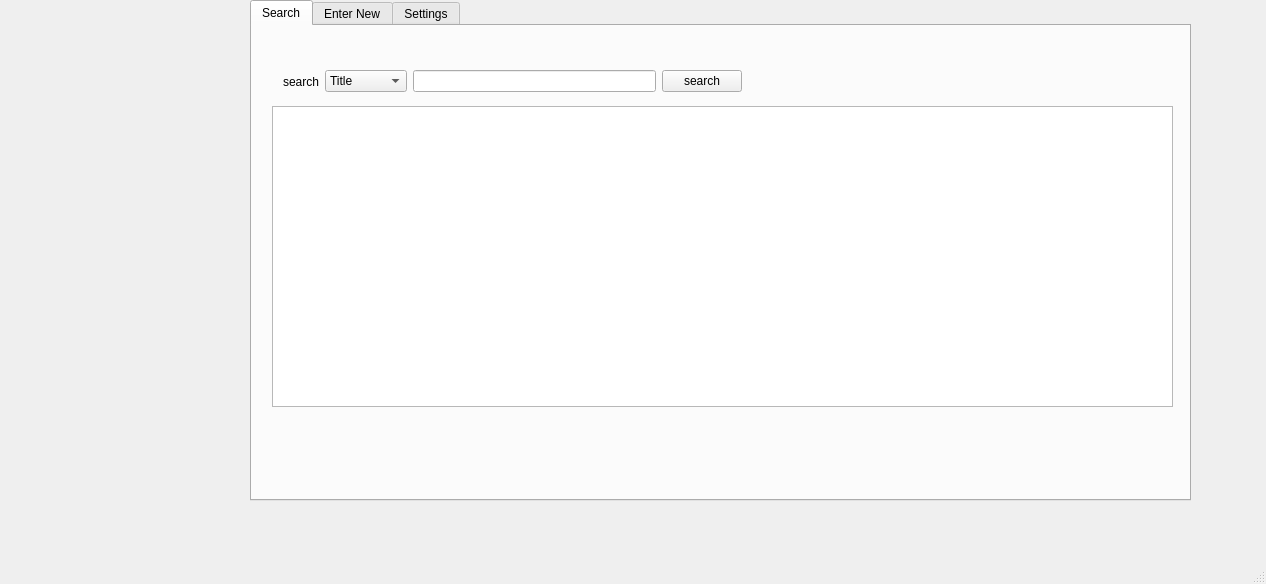
Qt form mainwindow.ui (vince-br-549/PubStor) before a commit.
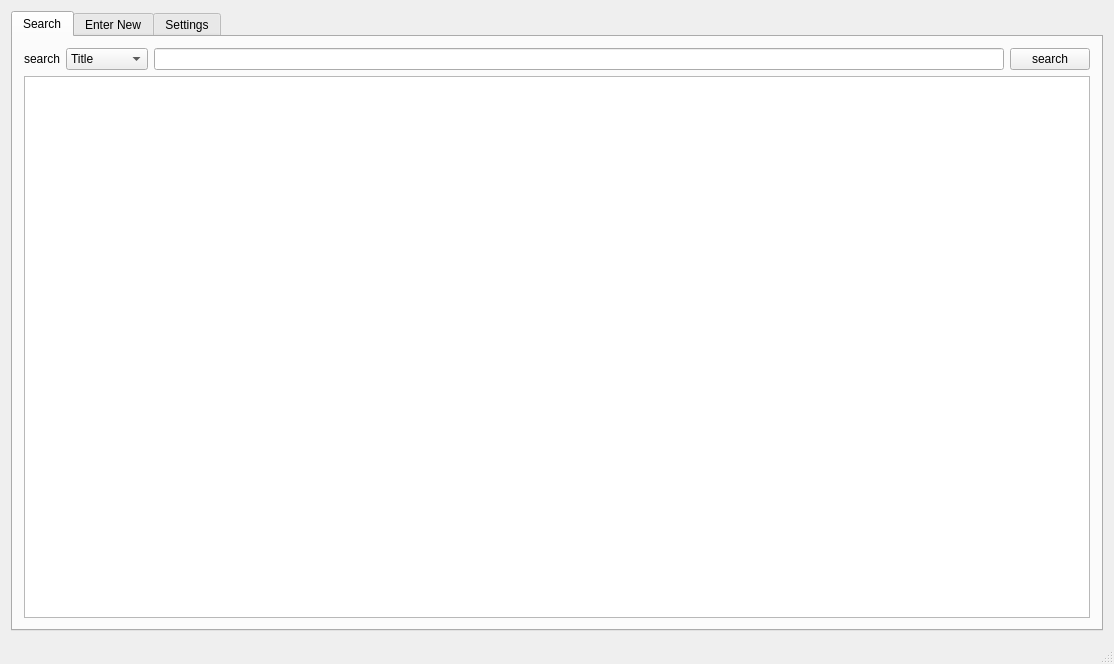
The same form after that commit.

Commit message: see readme

Diff of the .ui file:
```diff
--- a/mainwindow.ui
+++ b/mainwindow.ui
@@ -6,23 +6,17 @@
    <rect>
     <x>0</x>
     <y>0</y>
-    <width>1266</width>
-    <height>584</height>
+    <width>1114</width>
+    <height>664</height>
    </rect>
   </property>
   <property name="windowTitle">
    <string>MainWindow</string>
   </property>
   <widget class="QWidget" name="centralWidget">
+   <layout class="QVBoxLayout" name="verticalLayout">
+    <item>
    <widget class="QTabWidget" name="settingsTab">
-    <property name="geometry">
-     <rect>
-      <x>250</x>
-      <y>0</y>
-      <width>941</width>
-      <height>501</height>
-     </rect>
-    </property>
     <property name="sizePolicy">
      <sizepolicy hsizetype="Expanding" vsizetype="Expanding">
       <horstretch>100</horstretch>
@@ -39,28 +33,8 @@
      <attribute name="title">
       <string>Search</string>
      </attribute>
-     <widget class="QTextEdit" name="searchResults">
-      <property name="enabled">
-       <bool>true</bool>
-      </property>
-      <property name="geometry">
-       <rect>
-        <x>20</x>
-        <y>80</y>
-        <width>901</width>
-        <height>301</height>
-       </rect>
-      </property>
-     </widget>
-     <widget class="QWidget" name="layoutWidget">
-      <property name="geometry">
-       <rect>
-        <x>20</x>
-        <y>30</y>
-        <width>481</width>
-        <height>51</height>
-       </rect>
-      </property>
+       <layout class="QVBoxLayout" name="verticalLayout_3">
+        <item>
       <layout class="QHBoxLayout" name="horizontalLayout">
        <item>
         <widget class="QLabel" name="label_5">
@@ -109,7 +83,11 @@
         </widget>
        </item>
       </layout>
-     </widget>
+        </item>
+        <item>
+         <widget class="QTableView" name="searchResults"/>
+        </item>
+       </layout>
     </widget>
     <widget class="QWidget" name="enterTab">
      <attribute name="title">
@@ -439,6 +417,8 @@
      </widget>
     </widget>
    </widget>
+    </item>
+   </layout>
   </widget>
   <widget class="QMenuBar" name="menuBar">
    <property name="geometry">
```
Left out of the diff: 2 changed lines with no effect on the pictures. Lines whose indentation alone changed are shown as unchanged. The commit also changes 2 other files.
